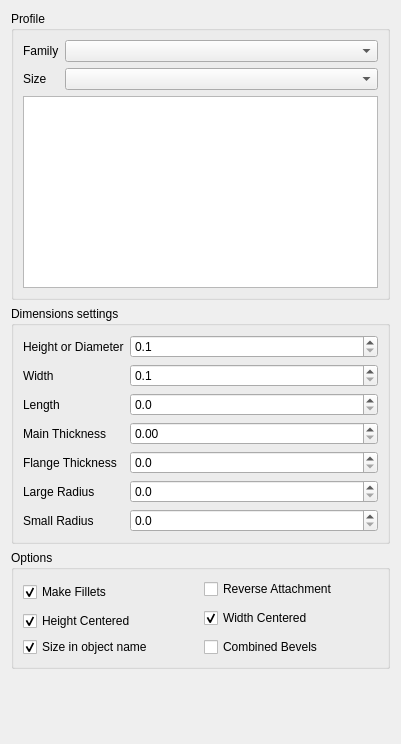
The window that freecad/frameforge/resources/ui/create_profiles.ui (rfootq/frameforge) describes before a commit, drawn with Qt 5.
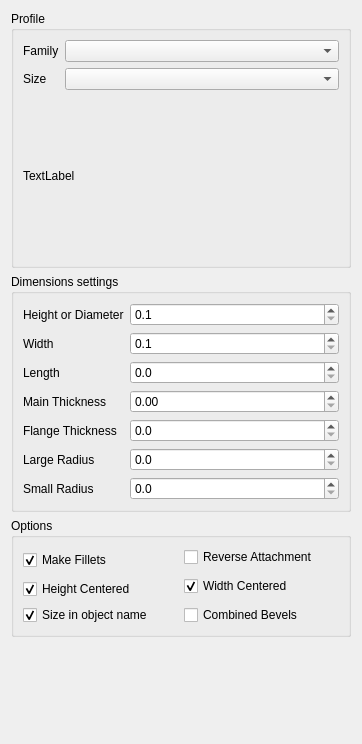
The same window after the commit.

Commit message: load image at Create profile launch startup

Patch:
```diff
--- a/freecad/frameforge/resources/ui/create_profiles.ui
+++ b/freecad/frameforge/resources/ui/create_profiles.ui
@@ -6,7 +6,7 @@
    <rect>
     <x>0</x>
     <y>0</y>
-    <width>401</width>
+    <width>362</width>
     <height>744</height>
    </rect>
   </property>
@@ -49,7 +49,17 @@
        </widget>
       </item>
       <item row="3" column="0" colspan="2">
-       <widget class="QGraphicsView" name="graphics_view"/>
+       <widget class="QLabel" name="label_image">
+        <property name="minimumSize">
+         <size>
+          <width>0</width>
+          <height>160</height>
+         </size>
+        </property>
+        <property name="text">
+         <string>TextLabel</string>
+        </property>
+       </widget>
       </item>
      </layout>
     </widget>
```
The commit also changes 3 other files.
